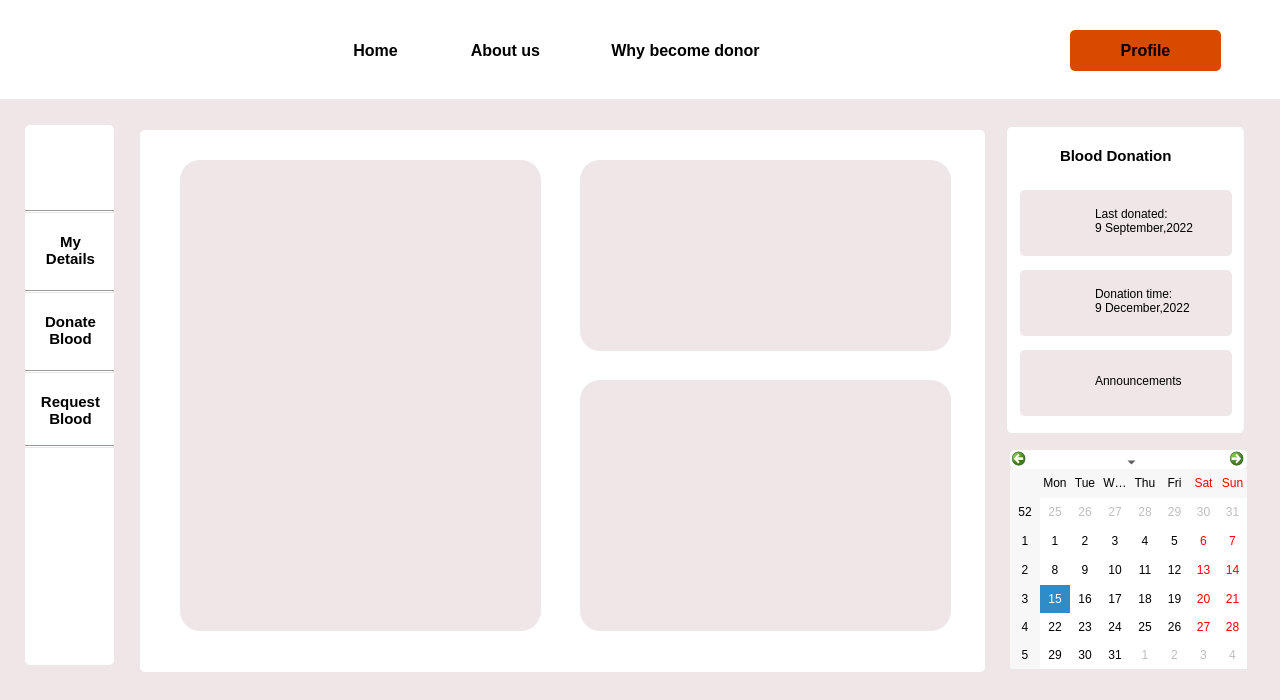
Old version of the form my_details.ui in the repository Rista10/Final.
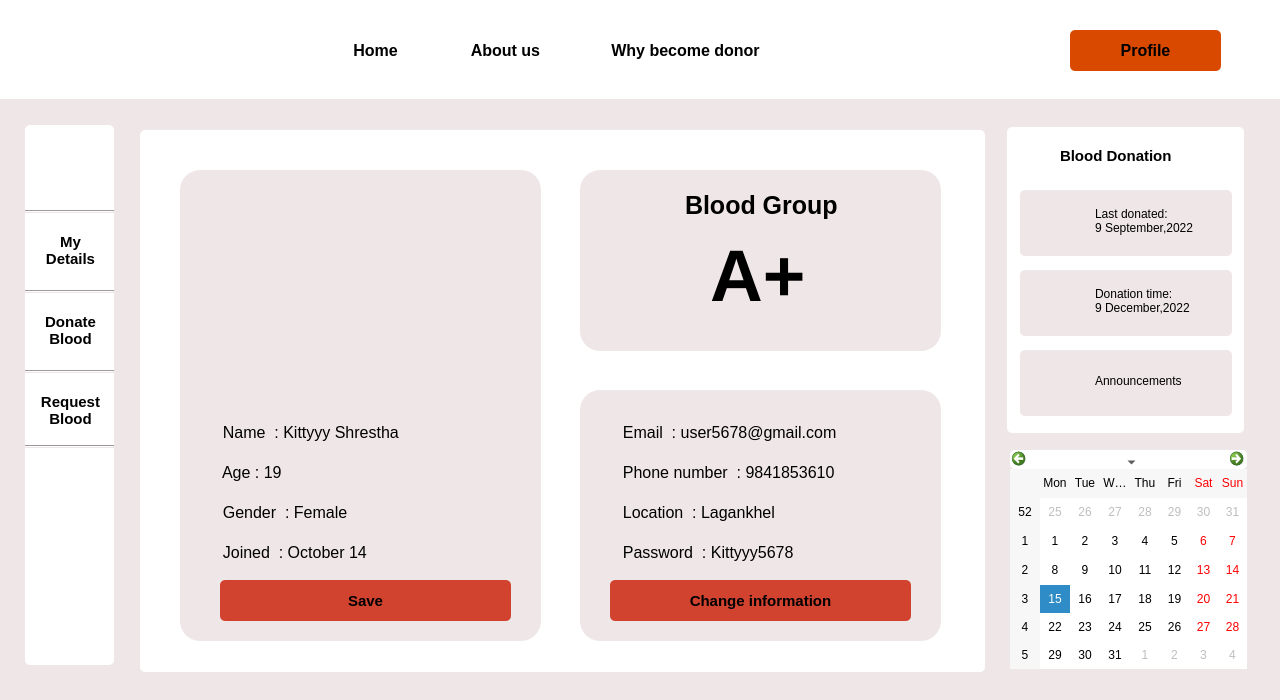
New version of the form. Icons and pictures are not drawn.

Diff of the .ui file:
```diff
--- a/my_details.ui
+++ b/my_details.ui
@@ -534,7 +534,7 @@
    <property name="geometry">
     <rect>
      <x>180</x>
-     <y>160</y>
+     <y>170</y>
      <width>361</width>
      <height>471</height>
     </rect>
@@ -551,9 +551,9 @@
    <property name="geometry">
     <rect>
      <x>580</x>
-     <y>160</y>
-     <width>371</width>
-     <height>191</height>
+     <y>170</y>
+     <width>361</width>
+     <height>181</height>
     </rect>
    </property>
    <property name="styleSheet">
@@ -568,8 +568,8 @@
    <property name="geometry">
     <rect>
      <x>580</x>
-     <y>380</y>
-     <width>371</width>
+     <y>390</y>
+     <width>361</width>
      <height>251</height>
     </rect>
    </property>
@@ -581,6 +581,296 @@
     <string/>
    </property>
   </widget>
+  <widget class="QLabel" name="label_10">
+   <property name="geometry">
+    <rect>
+     <x>210</x>
+     <y>200</y>
+     <width>301</width>
+     <height>195</height>
+    </rect>
+   </property>
+   <property name="styleSheet">
+    <string notr="true">border-image: url(:/Images/profile1.jfif);</string>
+   </property>
+   <property name="text">
+    <string/>
+   </property>
+  </widget>
+  <widget class="QLabel" name="label_33">
+   <property name="geometry">
+    <rect>
+     <x>685</x>
+     <y>180</y>
+     <width>201</width>
+     <height>51</height>
+    </rect>
+   </property>
+   <property name="font">
+    <font>
+     <pointsize>19</pointsize>
+     <bold>true</bold>
+    </font>
+   </property>
+   <property name="styleSheet">
+    <string notr="true">border-image: url(:/Images/background.png);</string>
+   </property>
+   <property name="text">
+    <string>Blood Group</string>
+   </property>
+  </widget>
+  <widget class="QLabel" name="label_34">
+   <property name="geometry">
+    <rect>
+     <x>710</x>
+     <y>230</y>
+     <width>121</width>
+     <height>91</height>
+    </rect>
+   </property>
+   <property name="font">
+    <font>
+     <pointsize>55</pointsize>
+     <bold>true</bold>
+    </font>
+   </property>
+   <property name="styleSheet">
+    <string notr="true">border-image: url(:/Images/background.png);</string>
+   </property>
+   <property name="text">
+    <string>A+</string>
+   </property>
+  </widget>
+  <widget class="QLabel" name="label_11">
+   <property name="geometry">
+    <rect>
+     <x>210</x>
+     <y>420</y>
+     <width>301</width>
+     <height>31</height>
+    </rect>
+   </property>
+   <property name="font">
+    <font>
+     <pointsize>12</pointsize>
+    </font>
+   </property>
+   <property name="styleSheet">
+    <string notr="true">border:none;
+background-color: rgba(0,0,0,0);
+padding-bottom:7px;</string>
+   </property>
+   <property name="text">
+    <string>  Name  : Kittyyy Shrestha</string>
+   </property>
+  </widget>
+  <widget class="QLabel" name="label_12">
+   <property name="geometry">
+    <rect>
+     <x>210</x>
+     <y>460</y>
+     <width>301</width>
+     <height>31</height>
+    </rect>
+   </property>
+   <property name="font">
+    <font>
+     <pointsize>12</pointsize>
+    </font>
+   </property>
+   <property name="styleSheet">
+    <string notr="true">border:none;
+background-color: rgba(0,0,0,0);
+padding-bottom:7px;</string>
+   </property>
+   <property name="text">
+    <string>  Age : 19</string>
+   </property>
+  </widget>
+  <widget class="QLabel" name="label_13">
+   <property name="geometry">
+    <rect>
+     <x>210</x>
+     <y>500</y>
+     <width>301</width>
+     <height>31</height>
+    </rect>
+   </property>
+   <property name="font">
+    <font>
+     <pointsize>12</pointsize>
+    </font>
+   </property>
+   <property name="styleSheet">
+    <string notr="true">border:none;
+background-color: rgba(0,0,0,0);
+padding-bottom:7px;</string>
+   </property>
+   <property name="text">
+    <string>  Gender  : Female</string>
+   </property>
+  </widget>
+  <widget class="QLabel" name="label_14">
+   <property name="geometry">
+    <rect>
+     <x>210</x>
+     <y>540</y>
+     <width>301</width>
+     <height>31</height>
+    </rect>
+   </property>
+   <property name="font">
+    <font>
+     <pointsize>12</pointsize>
+    </font>
+   </property>
+   <property name="styleSheet">
+    <string notr="true">border:none;
+background-color: rgba(0,0,0,0);
+padding-bottom:7px;</string>
+   </property>
+   <property name="text">
+    <string>  Joined  : October 14</string>
+   </property>
+  </widget>
+  <widget class="QPushButton" name="pushButton">
+   <property name="geometry">
+    <rect>
+     <x>220</x>
+     <y>580</y>
+     <width>291</width>
+     <height>41</height>
+    </rect>
+   </property>
+   <property name="font">
+    <font>
+     <pointsize>11</pointsize>
+     <bold>true</bold>
+    </font>
+   </property>
+   <property name="styleSheet">
+    <string notr="true">border-radius: 5px;
+background-color: rgb(209, 66, 47);</string>
+   </property>
+   <property name="text">
+    <string>Save</string>
+   </property>
+  </widget>
+  <widget class="QLabel" name="label_15">
+   <property name="geometry">
+    <rect>
+     <x>610</x>
+     <y>420</y>
+     <width>301</width>
+     <height>31</height>
+    </rect>
+   </property>
+   <property name="font">
+    <font>
+     <pointsize>12</pointsize>
+    </font>
+   </property>
+   <property name="styleSheet">
+    <string notr="true">border:none;
+background-color: rgba(0,0,0,0);
+padding-bottom:7px;</string>
+   </property>
+   <property name="text">
+    <string>  Email  : user5678@gmail.com</string>
+   </property>
+  </widget>
+  <widget class="QLabel" name="label_16">
+   <property name="geometry">
+    <rect>
+     <x>610</x>
+     <y>460</y>
+     <width>301</width>
+     <height>31</height>
+    </rect>
+   </property>
+   <property name="font">
+    <font>
+     <pointsize>12</pointsize>
+    </font>
+   </property>
+   <property name="styleSheet">
+    <string notr="true">border:none;
+background-color: rgba(0,0,0,0);
+padding-bottom:7px;</string>
+   </property>
+   <property name="text">
+    <string>  Phone number  : 9841853610</string>
+   </property>
+  </widget>
+  <widget class="QLabel" name="label_17">
+   <property name="geometry">
+    <rect>
+     <x>610</x>
+     <y>540</y>
+     <width>301</width>
+     <height>31</height>
+    </rect>
+   </property>
+   <property name="font">
+    <font>
+     <pointsize>12</pointsize>
+    </font>
+   </property>
+   <property name="styleSheet">
+    <string notr="true">border:none;
+background-color: rgba(0,0,0,0);
+padding-bottom:7px;</string>
+   </property>
+   <property name="text">
+    <string>  Password  : Kittyyy5678</string>
+   </property>
+  </widget>
+  <widget class="QLabel" name="label_18">
+   <property name="geometry">
+    <rect>
+     <x>610</x>
+     <y>500</y>
+     <width>301</width>
+     <height>31</height>
+    </rect>
+   </property>
+   <property name="font">
+    <font>
+     <pointsize>12</pointsize>
+    </font>
+   </property>
+   <property name="styleSheet">
+    <string notr="true">border:none;
+background-color: rgba(0,0,0,0);
+padding-bottom:7px;</string>
+   </property>
+   <property name="text">
+    <string>  Location  : Lagankhel</string>
+   </property>
+  </widget>
+  <widget class="QPushButton" name="pushButton_2">
+   <property name="geometry">
+    <rect>
+     <x>610</x>
+     <y>580</y>
+     <width>301</width>
+     <height>41</height>
+    </rect>
+   </property>
+   <property name="font">
+    <font>
+     <pointsize>11</pointsize>
+     <bold>true</bold>
+    </font>
+   </property>
+   <property name="styleSheet">
+    <string notr="true">border-radius: 5px;
+background-color: rgb(209, 66, 47);</string>
+   </property>
+   <property name="text">
+    <string>Change information</string>
+   </property>
+  </widget>
   <zorder>label_2</zorder>
   <zorder>label</zorder>
   <zorder>label_4</zorder>
@@ -612,6 +902,19 @@
   <zorder>label_6</zorder>
   <zorder>label_8</zorder>
   <zorder>label_9</zorder>
+  <zorder>label_10</zorder>
+  <zorder>label_33</zorder>
+  <zorder>label_34</zorder>
+  <zorder>label_11</zorder>
+  <zorder>label_12</zorder>
+  <zorder>label_13</zorder>
+  <zorder>label_14</zorder>
+  <zorder>pushButton</zorder>
+  <zorder>label_15</zorder>
+  <zorder>label_16</zorder>
+  <zorder>label_17</zorder>
+  <zorder>label_18</zorder>
+  <zorder>pushButton_2</zorder>
  </widget>
  <resources/>
  <connections/>
```
